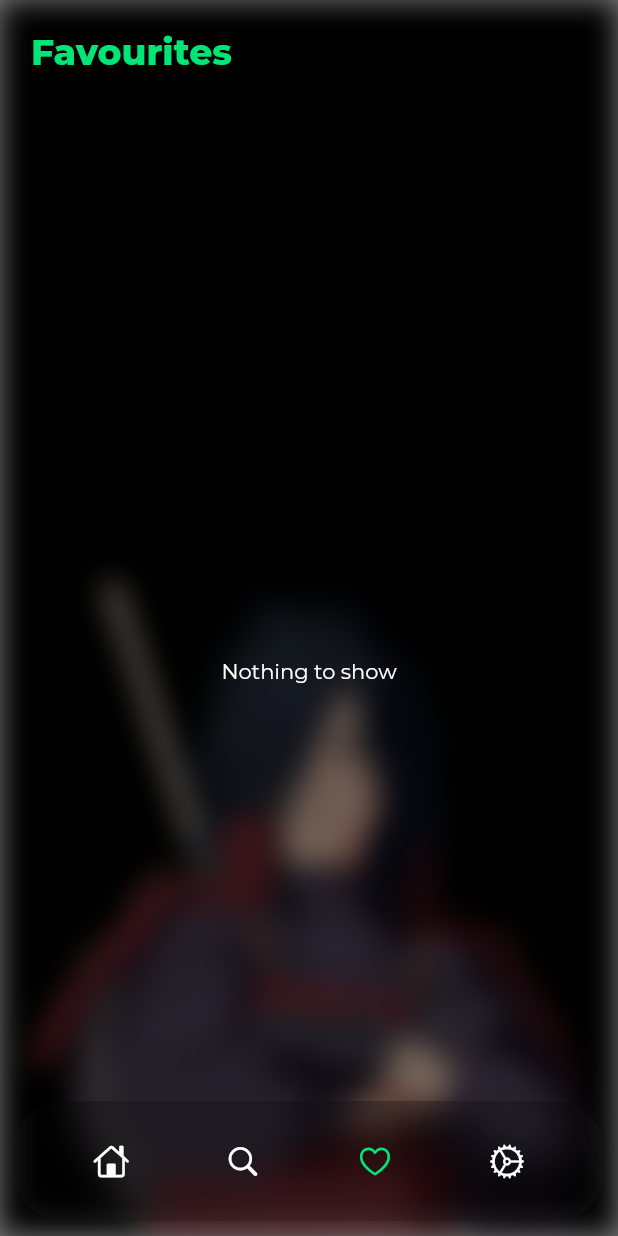
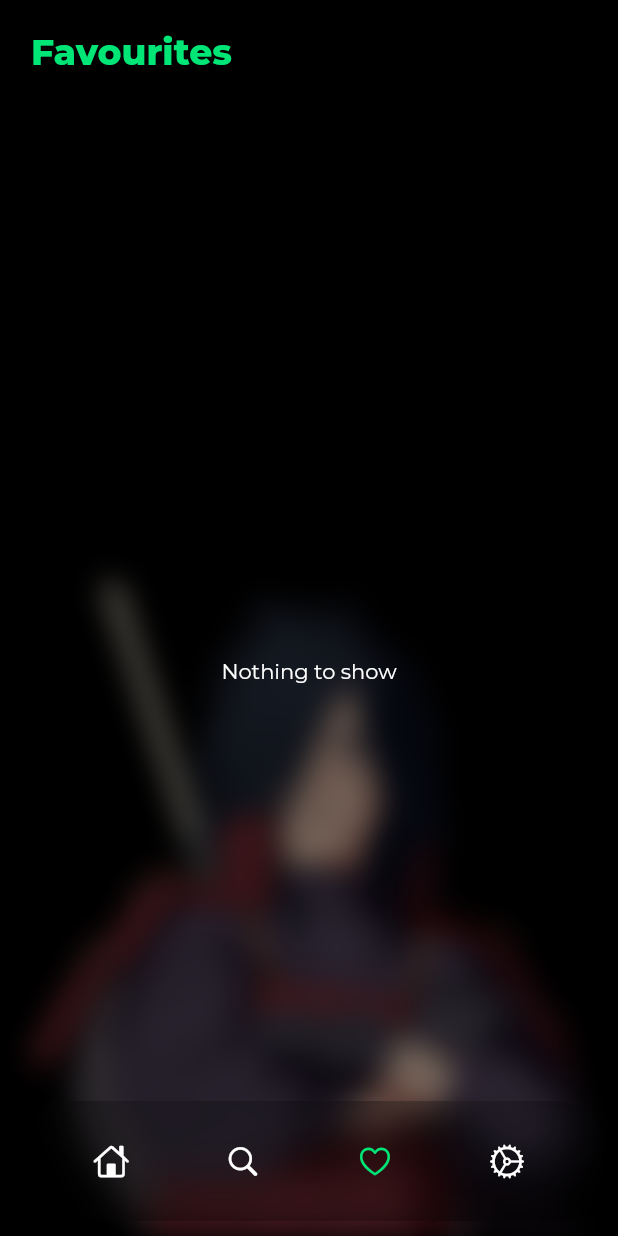
Before and after one commit to siddharth-2001/ani_watch, a Flutter app: the FavouriteScreen screen opened by its route, on a phone screen of 412 x 824 dp. Run offline on Flutter 3.47's test engine with Material 2 defaults, Android fonts, the phone set to English and light mode, and no system bars; drawn by our look-alikes of glassmorphism_ui; our stand-ins replace chewie, dismissible_page, google_fonts, page_transition, shared_preferences, video_player and 1 more; missing offline and left inert: duration; accounts and stored records are empty.

Commit message:
minor tweaks

```diff
--- a/lib/screens/auth_screen.dart
+++ b/lib/screens/auth_screen.dart
@@ -17,6 +17,7 @@ class AuthScreen extends StatelessWidget {
     return Scaffold(
       extendBody: true,
       resizeToAvoidBottomInset: false,
+      backgroundColor: Colors.black,
       body:
 
       Stack(
--- a/lib/screens/favourite_screen.dart
+++ b/lib/screens/favourite_screen.dart
@@ -16,13 +16,14 @@ class FavouriteScreen extends StatelessWidget {
   Widget build(BuildContext context) {
     final screen = MediaQuery.of(context).size;
     final padding = MediaQuery.of(context).padding;
-    return Scaffold(
+    return Scaffold(backgroundColor: Colors.black,
       bottomNavigationBar: const GlassBottomBar(
         currIndex: 2,
       ),
       extendBody: true,
       resizeToAvoidBottomInset: false,
       body: Stack(
+
         children: [
           const BlurImageBackground(image: "assets/fav_bg.jpg", isAsset: true),
           Container(
--- a/lib/screens/home_screen.dart
+++ b/lib/screens/home_screen.dart
@@ -24,8 +24,6 @@ class HomeScreen extends StatelessWidget {
     const fontColor = Colors.white;
     final listHeight = screen.height * 0.22;
     final wideListHeight = screen.height * 0.25;
-    final user = UserService();
-    user.login("test@test.com", "test@test");
 
     return Scaffold(
       backgroundColor: Colors.black,
--- a/lib/screens/search_screen.dart
+++ b/lib/screens/search_screen.dart
@@ -17,6 +17,7 @@ class SearchScreen extends StatelessWidget {
     final screen = MediaQuery.of(context).size;
 
     return Scaffold(
+      backgroundColor: Colors.black,
       bottomNavigationBar: const GlassBottomBar(currIndex: 1),
       extendBody: true,
       resizeToAvoidBottomInset: false,
--- a/lib/screens/settings_screen.dart
+++ b/lib/screens/settings_screen.dart
@@ -21,6 +21,7 @@ class SettingsScreen extends StatelessWidget {
 
     final padding = MediaQuery.of(context).padding;
     return Scaffold(
+      backgroundColor: Colors.black,
       bottomNavigationBar: const GlassBottomBar(currIndex: 3),
       extendBody: true,
       resizeToAvoidBottomInset: false,
```
Also changed, not shown: lib/provider/anime.dart (+6 -3 lines), 1 other file.
